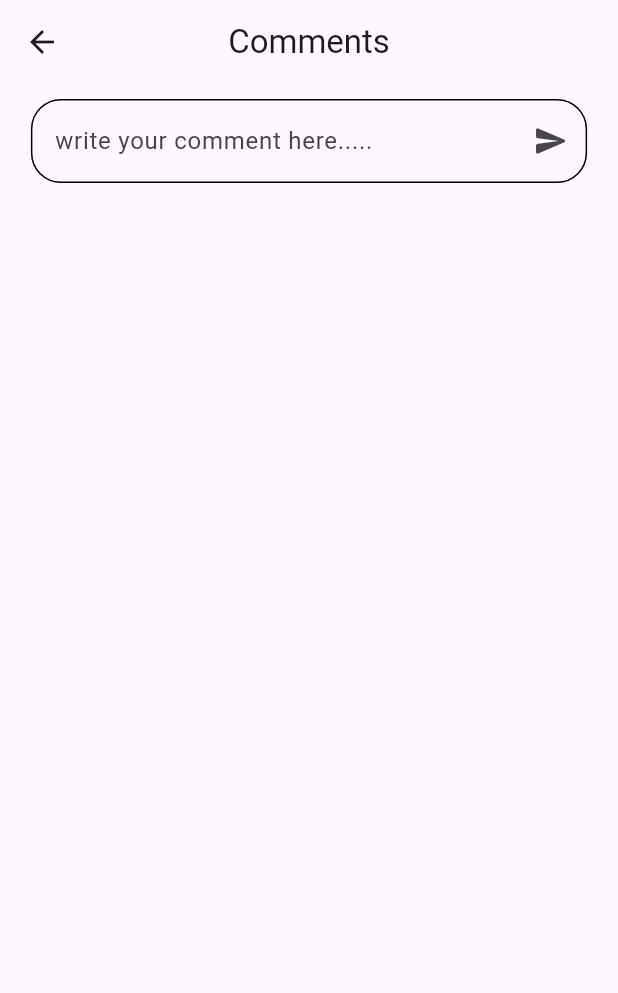
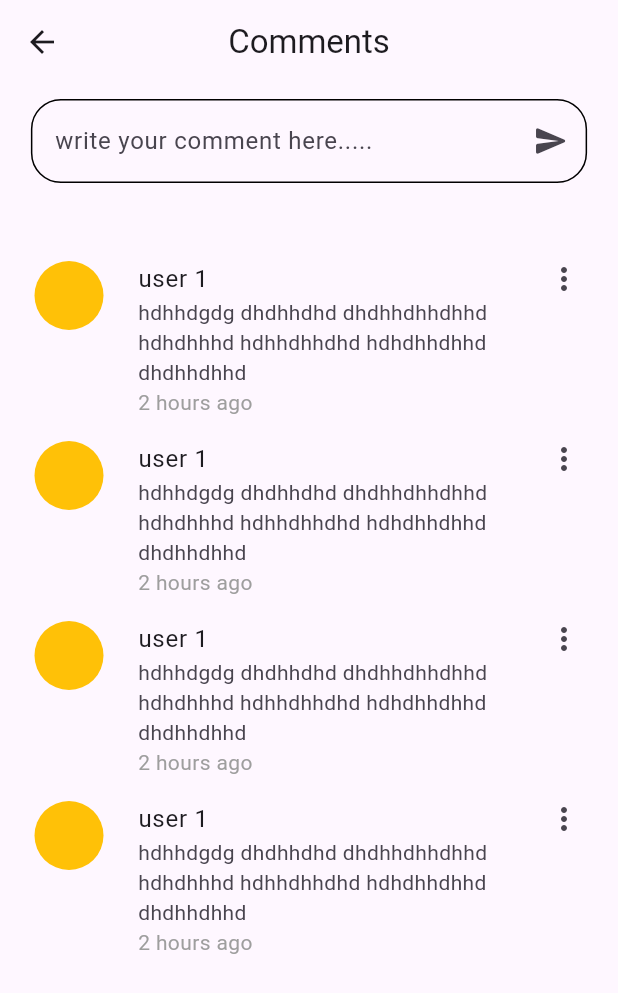
Before and after one commit to ad-ng/quickchance_app, a Flutter app: the CommentPage screen opened directly with empty values, on a phone screen of 412 x 824 dp. Shown: the top 993 px of the screen. Run offline on Flutter 3.47's test engine with Material 3 defaults, Android fonts, the phone set to English and light mode, and no system bars; our stand-ins replace dio, flutter_bloc, go_router, google_sign_in, popover, shared_preferences and 3 more; accounts and stored records are empty; network calls fail.

Commit message:
adding commentCard

```diff
--- a/lib/features/home/presentation/pages/comment_page.dart
+++ b/lib/features/home/presentation/pages/comment_page.dart
@@ -1,4 +1,5 @@
 import 'package:flutter/material.dart';
+import 'package:quickchance_app/features/home/presentation/widgets/commentCard.dart';
 import 'package:quickchance_app/features/home/presentation/widgets/commentTextField.dart';
 
 class CommentPage extends StatefulWidget {
@@ -19,6 +20,12 @@ class _CommentPageState extends State<CommentPage> {
         children: [
           SizedBox(height: 10),
           CommentTextField(commentController: commentController),
+          Expanded(
+            child: ListView.builder(
+              itemCount: 4,
+              itemBuilder: (context, index) => CommentCard(),
+            ),
+          ),
         ],
       ),
     );
--- /dev/null
+++ b/lib/features/home/presentation/widgets/commentCard.dart
@@ -0,0 +1,29 @@
+import 'package:flutter/material.dart';
+
+class CommentCard extends StatelessWidget {
+  const CommentCard({super.key});
+
+  @override
+  Widget build(BuildContext context) {
+    return ListTile(
+      leading: Container(
+        height: 60,
+        width: 60,
+        margin: EdgeInsets.only(bottom: 10),
+        decoration: BoxDecoration(color: Colors.amber, shape: BoxShape.circle),
+      ),
+      title: Text('user 1'),
+      subtitle: Column(
+        crossAxisAlignment: CrossAxisAlignment.start,
+        children: [
+          Text(
+            'hdhhdgdg dhdhhdhd dhdhhdhhdhhd hdhdhhhd hdhhdhhdhd hdhdhhdhhd dhdhhdhhd',
+          ),
+          Text('2 hours ago', style: TextStyle(color: Colors.grey)),
+        ],
+      ),
+      isThreeLine: true,
+      trailing: Icon(Icons.more_vert_rounded),
+    );
+  }
+}
```
